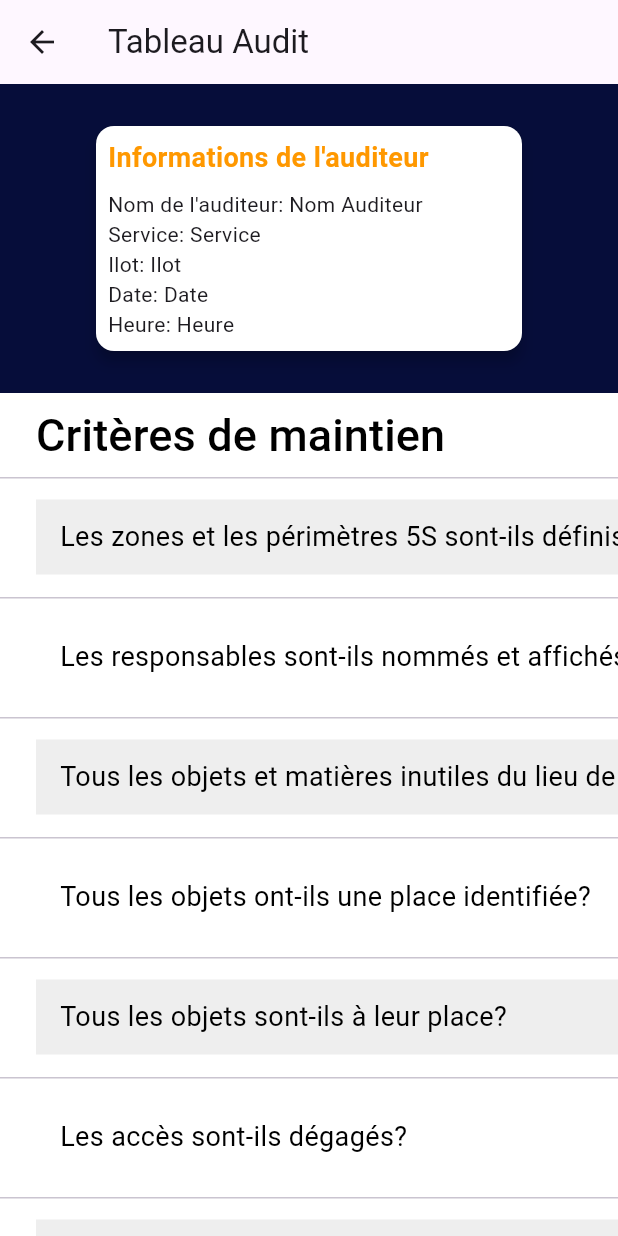
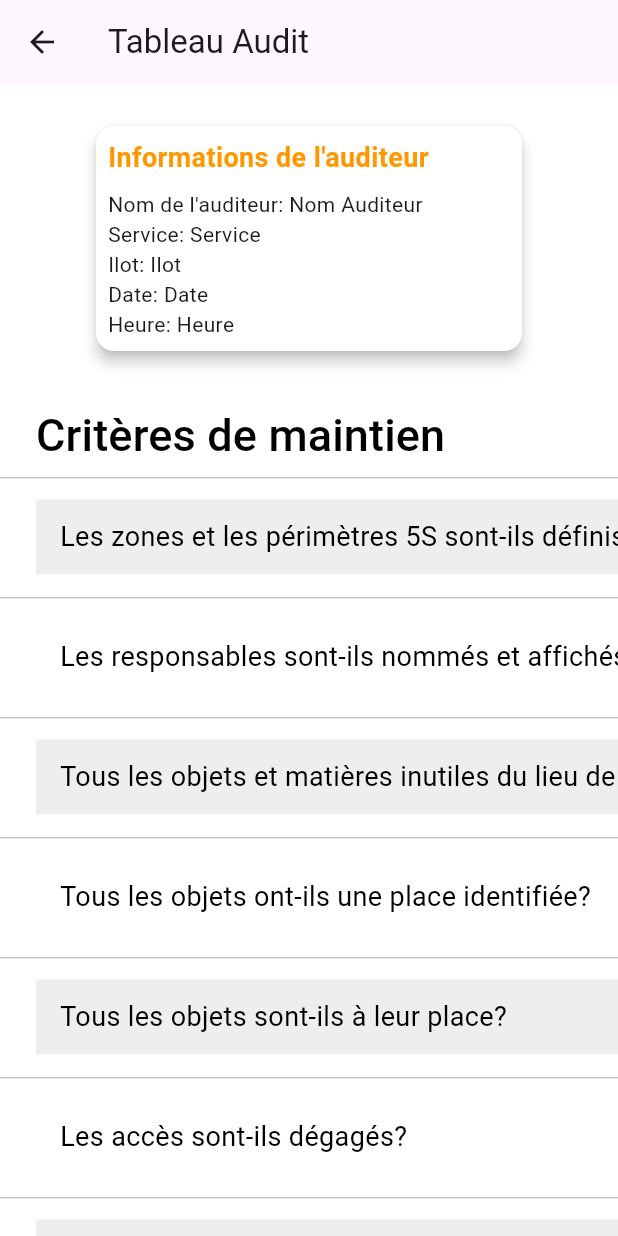
Before and after one commit to ghhada/AUDIT_5S, a Flutter app: the TableauAudit screen opened directly, on a phone screen of 412 x 824 dp. Run offline on Flutter 3.47's test engine with Material 3 defaults, Android fonts, the phone set to English and light mode, and no system bars; our stand-ins replace charts_flutter, firebase_analytics, firebase_core, firebase_database, fl_chart, shared_preferences; accounts and stored records are empty.

Commit message:
Description de vos modifications

```diff
--- a/lib/audit/TableauAudit.dart
+++ b/lib/audit/TableauAudit.dart
@@ -44,18 +44,16 @@ class _TableauAuditState extends State<TableauAudit> {
       appBar: AppBar(
         title: Text('Tableau Audit'),
       ),
-      backgroundColor: Color(0xFF060D3A),
-      body: CustomScrollView(
-        slivers: [
-          SliverToBoxAdapter(
-            child: SizedBox(height: 20),
-          ),
-          SliverToBoxAdapter(
-            child: Center(
+      backgroundColor: Color(0xFFFFFFFF),
+      body: SingleChildScrollView(
+        scrollDirection: Axis.vertical,
+        child: ListView(
+          shrinkWrap: true,
+          children: [
+            SizedBox(height: 20),
+            Center(
               child: SizedBox(
                 width: 300,
-                child: SizedBox(
-                  width: MediaQuery.of(context).size.width, // Utilisez la largeur de l'écran
                 child: Card(
                   color: Colors.white,
                   elevation: 4,
@@ -81,19 +79,9 @@ class _TableauAuditState extends State<TableauAudit> {
                 ),
               ),
             ),
-            ),
-          ),
-          SliverToBoxAdapter(
-            child: SizedBox(height: 20),
-          ),
-          SliverFillRemaining(
-            hasScrollBody: true,
-            child: SingleChildScrollView(
+            SizedBox(height: 20),
+            SingleChildScrollView(
               scrollDirection: Axis.horizontal,
-              child: ConstrainedBox(
-                constraints: BoxConstraints(minWidth: MediaQuery.of(context).size.width),
-                child: Container(
-                  color: Color(0xFFFFFFFF), // Correspond à la couleur d'arrière-plan du tableau
               child: DataTable(
                 dataRowHeight: 80, // Réduire la hauteur de la ligne à 80 pixels
                 columns: [
@@ -106,23 +94,8 @@ class _TableauAuditState extends State<TableauAudit> {
                 rows: List.generate(10, (index) => _buildDataRow(index)),
               ),
             ),
-              ),
-            ),
-          ),
-          SliverToBoxAdapter(
-            child: SizedBox(height: 30),
-          ),
-          SliverToBoxAdapter(
-            child: SizedBox(height: 30),
-          ),
-          SliverToBoxAdapter(
-            child: SizedBox(height: 30),
-          ),
-          SliverToBoxAdapter(
-            child: SizedBox(height: 30),
-          ),
-          SliverToBoxAdapter(
-            child: Center(
+            SizedBox(height: 30),
+            Center(
               child: SizedBox(
                 width: 200, // Largeur souhaitée pour le bouton
                 child: ElevatedButton(
@@ -140,26 +113,24 @@ class _TableauAuditState extends State<TableauAudit> {
                 ),
               ),
             ),
+            SizedBox(height: 20),
+
+            // Affichage du total
+            Padding(
+              padding: EdgeInsets.symmetric(vertical: 20, horizontal: 16),
+              child: Text(
+                'Total : ${(_checkboxValuesOk.where((value) => value == true).length / _checkboxValuesOk.length) * 100}%',
+                style: TextStyle(fontSize: 20, fontWeight: FontWeight.bold, color: Colors.white),
               ),
-          SliverToBoxAdapter(
-            child: SizedBox(height: 20),
-          ),
-
-          SliverToBoxAdapter(
-            child: SizedBox(height: 20),
-          ),
-
-          SliverToBoxAdapter(
-            child: SizedBox(height: 20),
-          ),
-
-          SliverToBoxAdapter(
-            child: SizedBox(height: 20),
             ),
           ],
         ),
+      ),
     );
   }
+
+
+
 
   DataRow _buildDataRow(int index) {
     return DataRow(cells: [
@@ -344,6 +315,7 @@ class _TableauAuditState extends State<TableauAudit> {
     // Sauvegarder les données de l'audit dans la base de données
     await _databaseRef.push().set(auditData);
   }
+
 }
 
 void main() async {
```
Also changed, not shown: 1 other file. Lines whose indentation alone changed are shown as unchanged.
